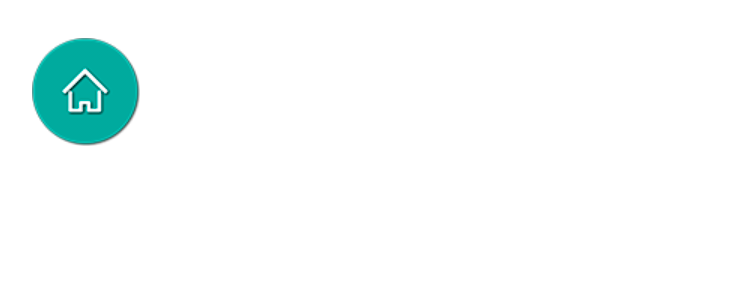
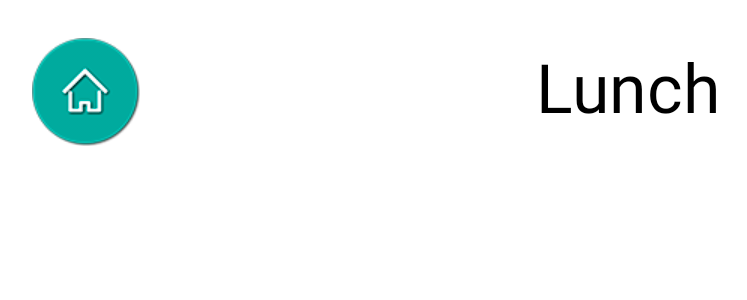
Before and after one commit to blascojavi/aphasicComm, an Android app: the screen it shows after launch (ActivityLaunch before the commit, ActivityLunch after it), after a tap on an icon or button, on a phone screen of 824 x 412 dp (held sideways). Shown: the top 300 px of the screen, without its empty margins (7-754 px from the left). Run offline under Robolectric (Android 15) with nearby library versions, the phone set to English and light mode, and no system bars.

Commit message:
Generated all activities and the navigation between them

```diff
--- /dev/null
+++ b/app/src/main/java/com/jablal/proyectojavierblasco/ActivityLunch.java
@@ -0,0 +1,31 @@
+package com.jablal.proyectojavierblasco;
+
+import androidx.appcompat.app.AppCompatActivity;
+
+import android.content.Intent;
+import android.os.Bundle;
+import android.view.View;
+import android.widget.ImageButton;
+
+public class ActivityLunch extends AppCompatActivity {
+
+    @Override
+    protected void onCreate(Bundle savedInstanceState) {
+        getSupportActionBar().hide();//ocultamos la barra superior, dejando mas pantalla libre
+        super.onCreate(savedInstanceState);
+        setContentView(R.layout.activity_lunch);
+
+        ImageButton boton = findViewById(R.id.imageButtonHome4);
+        boton.setOnClickListener(new View.OnClickListener() {
+            @Override
+            public void onClick(View v) {
+                Intent intent = new Intent(ActivityLunch.this, MainActivity.class);
+                startActivity(intent);
+            }
+        });
+
+
+
+
+    }
+}
--- a/app/src/main/java/com/jablal/proyectojavierblasco/ActivityLaunch.java
+++ b/app/src/main/java/com/jablal/proyectojavierblasco/ActivityWc.java
@@ -7,19 +7,22 @@ import android.os.Bundle;
 import android.view.View;
 import android.widget.ImageButton;
 
-public class ActivityLaunch extends AppCompatActivity {
+public class ActivityWc extends AppCompatActivity {
 
     @Override
     protected void onCreate(Bundle savedInstanceState) {
         getSupportActionBar().hide();//ocultamos la barra superior, dejando mas pantalla libre
         super.onCreate(savedInstanceState);
-        setContentView(R.layout.activity_launch);
+        setContentView(R.layout.activity_wc);
 
-        ImageButton boton = findViewById(R.id.imageButtonHome4);
+
+
+
+        ImageButton boton = findViewById(R.id.imageButtonHome6);
         boton.setOnClickListener(new View.OnClickListener() {
             @Override
             public void onClick(View v) {
-                Intent intent = new Intent(ActivityLaunch.this, MainActivity.class);
+                Intent intent = new Intent(ActivityWc.this, MainActivity.class);
                 startActivity(intent);
             }
         });
--- a/app/src/main/java/com/jablal/proyectojavierblasco/MainActivity.java
+++ b/app/src/main/java/com/jablal/proyectojavierblasco/MainActivity.java
@@ -7,12 +7,8 @@ import android.content.res.Configuration;
 import android.media.MediaPlayer;
 import android.os.Bundle;
 import android.view.View;
-import android.webkit.WebView;
 import android.widget.ImageButton;
-import android.widget.TextView;
 import android.widget.Toast;
-
-import java.util.Locale;
 
 public class MainActivity extends AppCompatActivity {
 
@@ -62,6 +58,10 @@ public class MainActivity extends AppCompatActivity {
 
         ImageButton boton2 = findViewById(R.id.imageButtonCasa);
         ImageButton boton3 = findViewById(R.id.imageButtonLaunch);
+        ImageButton boton4 = findViewById(R.id.imageButtonSchool);
+        ImageButton boton5 = findViewById(R.id.imageButtonWc);
+        ImageButton boton6 = findViewById(R.id.imageButtonStreet);
+        ImageButton boton7 = findViewById(R.id.imageButtonMind);
 
 
 
@@ -554,7 +554,53 @@ public class MainActivity extends AppCompatActivity {
             @Override
             public void onClick(View v) {
                 // Crea un nuevo Intent para lanzar la actividad
-                Intent intent = new Intent(MainActivity.this, ActivityLaunch.class);
+                Intent intent = new Intent(MainActivity.this, ActivityLunch.class);
+                // Inicia la actividad
+                startActivity(intent);
+            }
+        });
+
+
+        // Asigna un listener al botón de imagen para controlar su comportamiento cuando se hace clic en él
+        boton4.setOnClickListener(new View.OnClickListener() {
+            @Override
+            public void onClick(View v) {
+                // Crea un nuevo Intent para lanzar la actividad
+                Intent intent = new Intent(MainActivity.this, ActivitySchool.class);
+                // Inicia la actividad
+                startActivity(intent);
+            }
+        });
+
+        // Asigna un listener al botón de imagen para controlar su comportamiento cuando se hace clic en él
+        boton5.setOnClickListener(new View.OnClickListener() {
+            @Override
+            public void onClick(View v) {
+                // Crea un nuevo Intent para lanzar la actividad
+                Intent intent = new Intent(MainActivity.this, ActivityWc.class);
+                // Inicia la actividad
+                startActivity(intent);
+            }
+        });
+
+        // Asigna un listener al botón de imagen para controlar su comportamiento cuando se hace clic en él
+        boton6.setOnClickListener(new View.OnClickListener() {
+            @Override
+            public void onClick(View v) {
+                // Crea un nuevo Intent para lanzar la actividad
+                Intent intent = new Intent(MainActivity.this, ActivityStreet.class);
+                // Inicia la actividad
+                startActivity(intent);
+            }
+        });
+
+
+        // Asigna un listener al botón de imagen para controlar su comportamiento cuando se hace clic en él
+        boton7.setOnClickListener(new View.OnClickListener() {
+            @Override
+            public void onClick(View v) {
+                // Crea un nuevo Intent para lanzar la actividad
+                Intent intent = new Intent(MainActivity.this, ActivityMind.class);
                 // Inicia la actividad
                 startActivity(intent);
             }
--- /dev/null
+++ b/app/src/main/res/layout/activity_lunch.xml
@@ -0,0 +1,35 @@
+<?xml version="1.0" encoding="utf-8"?>
+<androidx.constraintlayout.widget.ConstraintLayout xmlns:android="http://schemas.android.com/apk/res/android"
+    xmlns:app="http://schemas.android.com/apk/res-auto"
+    xmlns:tools="http://schemas.android.com/tools"
+    android:layout_width="match_parent"
+    android:layout_height="match_parent"
+    tools:context=".ActivityLunch">
+
+    <TextView
+        android:id="@+id/textView13"
+        android:layout_width="wrap_content"
+        android:layout_height="wrap_content"
+        android:text="@string/labelLunch"
+        android:textColor="#000000"
+        android:textSize="45sp"
+        app:layout_constraintBottom_toBottomOf="parent"
+        app:layout_constraintEnd_toEndOf="parent"
+        app:layout_constraintHorizontal_bias="0.516"
+        app:layout_constraintStart_toStartOf="parent"
+        app:layout_constraintTop_toTopOf="parent"
+        app:layout_constraintVertical_bias="0.078" />
+
+    <ImageButton
+        android:id="@+id/imageButtonHome4"
+        android:layout_width="77dp"
+        android:layout_height="76dp"
+        android:background="@null"
+        app:layout_constraintBottom_toBottomOf="parent"
+        app:layout_constraintEnd_toEndOf="parent"
+        app:layout_constraintHorizontal_bias="0.031"
+        app:layout_constraintStart_toStartOf="parent"
+        app:layout_constraintTop_toTopOf="parent"
+        app:layout_constraintVertical_bias="0.07"
+        app:srcCompat="@drawable/home" />
+</androidx.constraintlayout.widget.ConstraintLayout>
--- a/app/src/main/res/values/strings.xml
+++ b/app/src/main/res/values/strings.xml
@@ -5,6 +5,11 @@
     <string name="textDictionary">Dictionary</string>
     <string name="labelHouse">House</string>
     <string name="labelPrueba">label Test</string>
+    <string name="labelLunch">Lunch</string>
+    <string name="labelSchool">School</string>
+    <string name="labelWc">WC</string>
+    <string name="labelStreet">Street</string>
+    <string name="labelMind">Mind</string>
     <string name="fastAccess">Fast Access</string>
     <string name="espanol">Spanish</string>
     <string name="name_user" translatable="false">Name</string>
```
Also changed, not shown: app/src/main/AndroidManifest.xml (+13 -1 lines), app/src/main/java/com/jablal/proyectojavierblasco/ActivityMind.java (added, +30 -0 lines), app/src/main/java/com/jablal/proyectojavierblasco/ActivitySchool.java (added, +34 -0 lines), app/src/main/java/com/jablal/proyectojavierblasco/ActivityStreet.java (added, +46 -0 lines), app/src/main/res/layout/activity_mind.xml (renamed from app/src/main/res/layout/activity_launch.xml, +16 -2 lines), app/src/main/res/layout/activity_school.xml (added, +35 -0 lines), app/src/main/res/layout/activity_street.xml (added, +35 -0 lines), app/src/main/res/layout/activity_wc.xml (added, +35 -0 lines), 2 other files.
